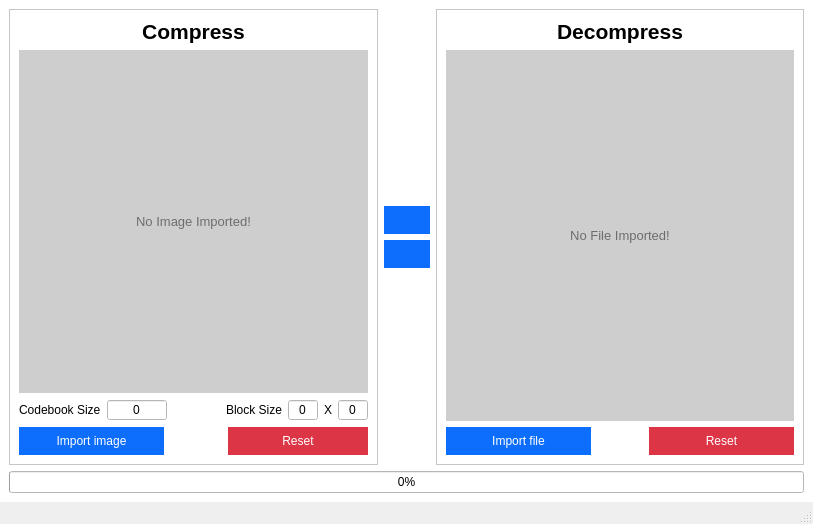
Before: the Qt Designer form resources/design.ui in SayedReda1/Image-Compressor, drawn with Qt 5.
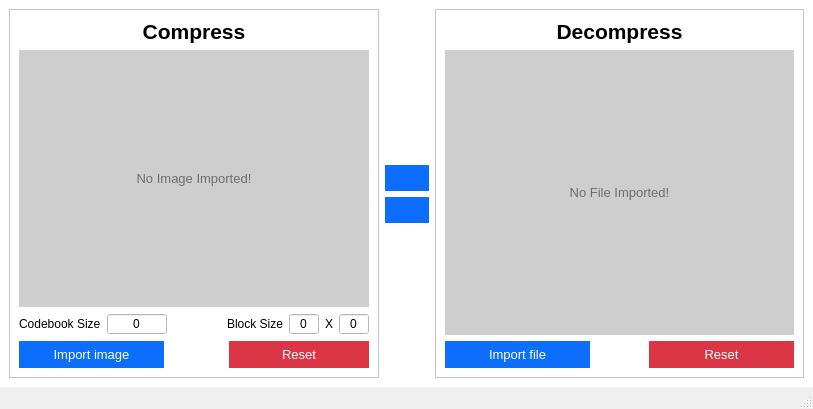
After: the same form once the commit is applied. Icons and pictures are not drawn.

The edit to the form file:
```diff
--- a/resources/design.ui
+++ b/resources/design.ui
@@ -7,7 +7,7 @@
     <x>0</x>
     <y>0</y>
     <width>813</width>
-    <height>524</height>
+    <height>409</height>
    </rect>
   </property>
   <property name="windowTitle">
@@ -23,7 +23,7 @@
 	background-color: #0d6efd;
 	color: white;
 	border: none;
-	padding: 7px;
+	padding: 6px;
 }
 QPushButton:hover, QPushButton:disabled {
 	background-color: #3d8bfd;
@@ -243,6 +243,11 @@
                <height>0</height>
               </size>
              </property>
+             <property name="font">
+              <font>
+               <pointsize>10</pointsize>
+              </font>
+             </property>
              <property name="cursor">
               <cursorShape>PointingHandCursor</cursorShape>
              </property>
@@ -272,6 +277,11 @@
                <height>0</height>
               </size>
              </property>
+             <property name="font">
+              <font>
+               <pointsize>10</pointsize>
+              </font>
+             </property>
              <property name="cursor">
               <cursorShape>PointingHandCursor</cursorShape>
              </property>
@@ -467,6 +477,11 @@
                <height>0</height>
               </size>
              </property>
+             <property name="font">
+              <font>
+               <pointsize>10</pointsize>
+              </font>
+             </property>
              <property name="cursor">
               <cursorShape>PointingHandCursor</cursorShape>
              </property>
@@ -496,6 +511,11 @@
                <height>0</height>
               </size>
              </property>
+             <property name="font">
+              <font>
+               <pointsize>10</pointsize>
+              </font>
+             </property>
              <property name="cursor">
               <cursorShape>PointingHandCursor</cursorShape>
              </property>
@@ -519,16 +539,6 @@
       </item>
      </layout>
     </item>
-    <item>
-     <widget class="QProgressBar" name="progressBar">
-      <property name="value">
-       <number>0</number>
-      </property>
-      <property name="alignment">
-       <set>Qt::AlignmentFlag::AlignCenter</set>
-      </property>
-     </widget>
-    </item>
    </layout>
   </widget>
   <widget class="QStatusBar" name="statusbar"/>
```
